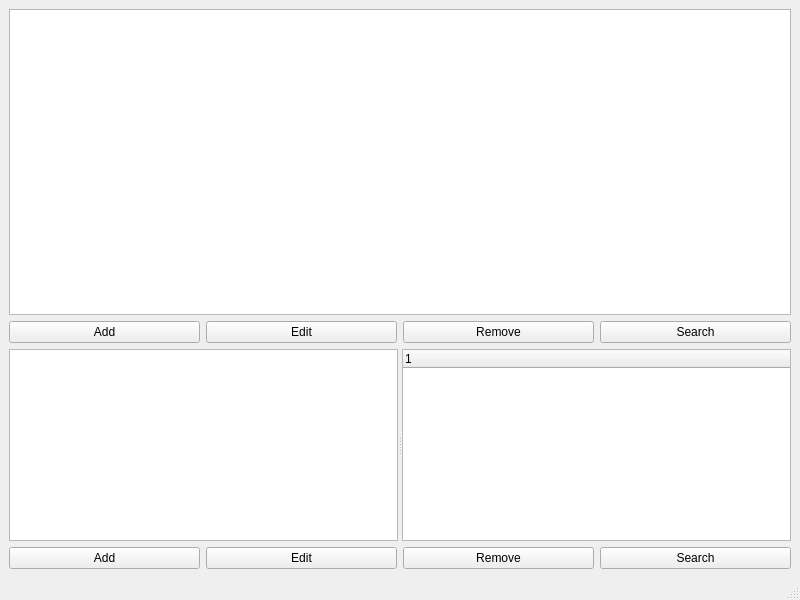
First picture: the form in mainwindow.ui, repository molchanovsv/kursovaya2, before the edit.
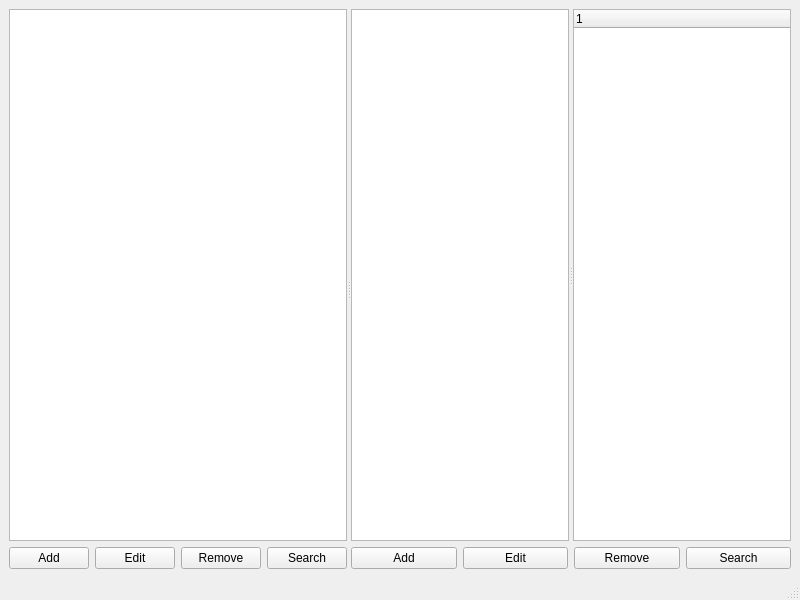
Second picture: the form after the edit.

Commit message: Improve layout and hide empty student rows

Patch:
```diff
--- a/mainwindow.ui
+++ b/mainwindow.ui
@@ -11,6 +11,13 @@
    </rect>
   </property>
   <widget class="QWidget" name="centralwidget">
+   <layout class="QHBoxLayout" name="mainLayout">
+    <item>
+     <widget class="QSplitter" name="mainSplitter">
+      <property name="orientation">
+       <enum>Qt::Horizontal</enum>
+      </property>
+      <widget class="QWidget" name="studentsPanel">
    <layout class="QVBoxLayout" name="verticalLayout">
     <item>
      <widget class="QTableWidget" name="studentsTable"/>
@@ -47,6 +54,10 @@
       </item>
      </layout>
     </item>
+       </layout>
+      </widget>
+      <widget class="QWidget" name="concertsPanel">
+       <layout class="QVBoxLayout" name="verticalLayout_2">
     <item>
      <widget class="QSplitter" name="concertsSplitter">
       <property name="orientation">
@@ -87,6 +98,10 @@
        </widget>
       </item>
      </layout>
+        </item>
+       </layout>
+      </widget>
+     </widget>
     </item>
    </layout>
   </widget>
```
Lines whose indentation alone changed are shown as unchanged. The commit also changes 2 other files.
